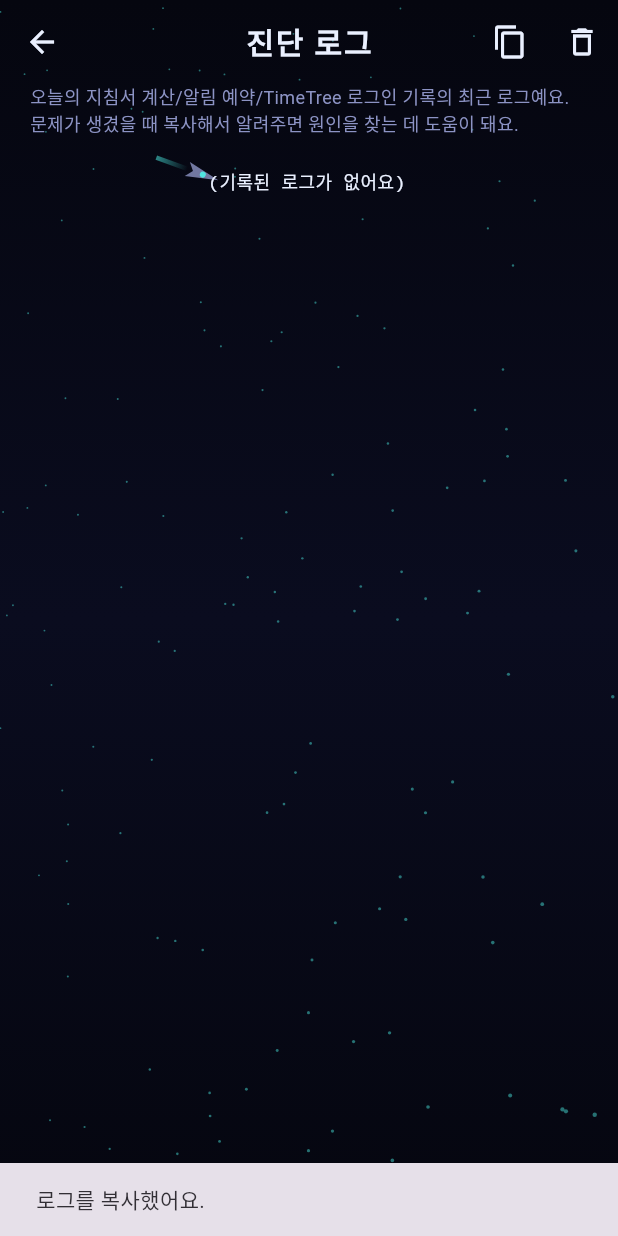
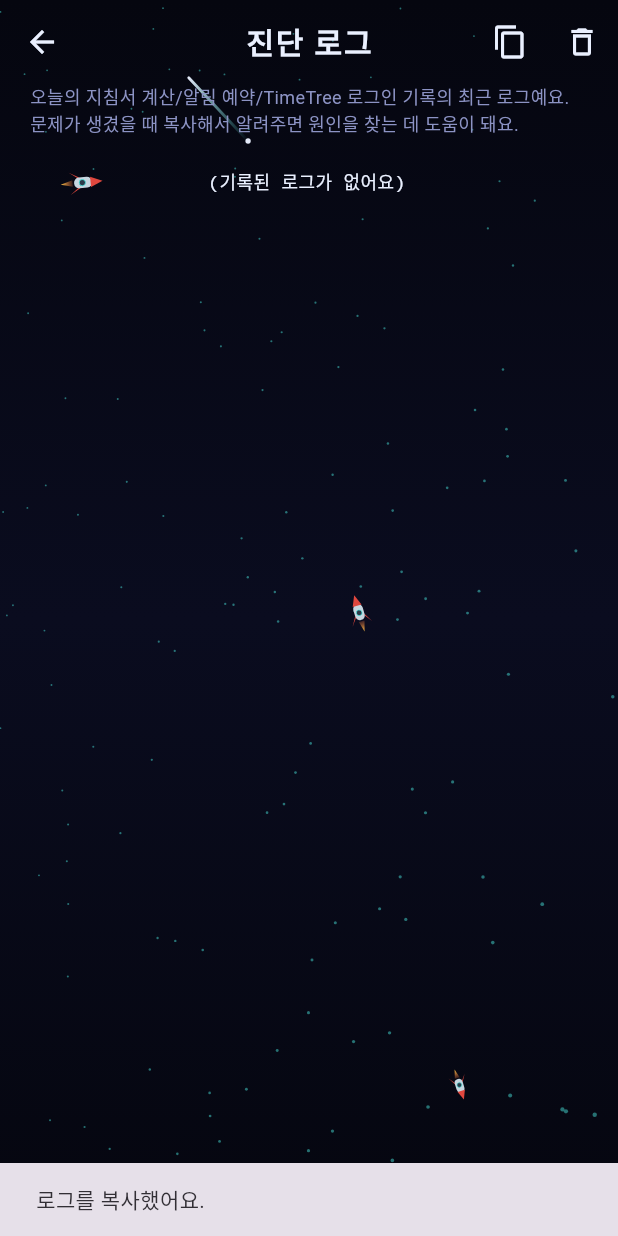
Before and after one commit to wnsgur0091-spec/MyClaude, a Flutter app: the DiagnosticLogScreen screen opened directly, after a tap on the "content copy" icon, on a phone screen of 412 x 824 dp. Run offline on Flutter 3.47's test engine with Material 3 defaults, Android fonts, the phone set to English and light mode, and no system bars; our stand-ins replace device_info_plus, flutter_local_notifications, flutter_secure_storage, geocoding, geolocator, shared_preferences and 2 more; accounts and stored records are empty; Roboto replaces fonts that are missing (Jua).

Commit message:
fix: 간헐적 GPS 위치 획득 실패 개선 + 유성/우주선 배경 효과 개선
- 진단 로그로 확인해보니 새 위치 측위가 절반 정도는 3초 내 성공하지만
  나머지 절반은 8초 타임아웃까지 채우고 기본 출발지(집/회사)로 잘못
  폴백하는 패턴을 확인함(직전 세션에서 속도 최적화로 타임아웃을
  10초->7초로 줄인 부작용으로 추정). 안드로이드가 캐시해둔 마지막 위치가
  10분 이내면 새 측위를 기다리지 않고 바로 쓰도록 하고, 새 측위가
  실패해도 오래된 캐시 위치가 있으면 기본 출발지보다 그걸 우선하도록
  개선. 각 단계별 결과를 진단 로그에 남겨서 다음에 또 실패하면 바로
  원인 확인 가능하게 함
- 배경의 우주선을 앱 아이콘과 같은 모양(빨간 원뿔+하늘색 몸통+창+
  지느러미+불꽃)으로 다시 그리고, 유성 3개/우주선 4개를 화면 곳곳에서
  서로 다른 경로·타이밍으로 지나가도록 확장

Co-Authored-By: Claude Sonnet 5 <noreply@anthropic.com>

```diff
--- a/LetsGo2/TodayGuide/lib/services/location_service.dart
+++ b/LetsGo2/TodayGuide/lib/services/location_service.dart
@@ -2,6 +2,7 @@ import 'package:geocoding/geocoding.dart' as geocoding;
 import 'package:geolocator/geolocator.dart';
 
 import '../models/user_settings.dart';
+import 'diagnostic_log.dart';
 import 'geocode/naver_geocode_service.dart';
 
 class ResolvedLocation {
@@ -31,16 +32,33 @@ class LocationService {
     try {
       final hasPermission = await _ensurePermission();
       if (hasPermission) {
-        // 이동경로 추천은 도로/건물 단위 정확도면 충분해서, GPS 정확도를
-        // high가 아니라 medium으로 낮춰 위치 확보 속도를 높인다. 타임아웃도
-        // 10초에서 7초로 줄여 전체 지침서 계산이 GPS 대기로 오래 걸리는
-        // 상황을 줄인다(그래도 못 잡으면 기본 출발지로 폴백).
+        // 실내 등 GPS 신호가 약하면 새 측위가 타임아웃까지 걸리는 경우가
+        // 간헐적으로 있었다(로그로 확인: 절반 정도는 3초 내 성공, 나머지는
+        // 타임아웃까지 꽉 채우고 기본 출발지로 잘못 폴백함). 그래서 안드로이드가
+        // 최근에 캐시해둔 마지막 위치가 있으면(10분 이내) 새 측위를 기다리지
+        // 않고 바로 그걸 쓴다 — 대부분의 경우 몇 분 사이에 크게 이동하지
+        // 않으므로 기본 출발지(집/회사)보다 훨씬 정확하다.
+        final lastKnown = await _safeLastKnown();
+        final lastKnownTime = lastKnown?.timestamp;
+        if (lastKnown != null &&
+            lastKnownTime != null &&
+            DateTime.now().difference(lastKnownTime).inMinutes < 10) {
+          await DiagnosticLog.log('위치: 최근 캐시된 위치 사용(${DateTime.now().difference(lastKnownTime).inSeconds}초 전)');
+          return ResolvedLocation(
+            lat: lastKnown.latitude,
+            lng: lastKnown.longitude,
+            isFallback: false,
+            label: '현재 위치',
+          );
+        }
+
         final position = await Geolocator.getCurrentPosition(
           locationSettings: const LocationSettings(
             accuracy: LocationAccuracy.medium,
-            timeLimit: Duration(seconds: 7),
+            timeLimit: Duration(seconds: 8),
           ),
         );
+        await DiagnosticLog.log('위치: 새 측위 성공');
         return ResolvedLocation(
           lat: position.latitude,
           lng: position.longitude,
@@ -48,10 +66,28 @@ class LocationService {
           label: '현재 위치',
         );
       }
+    } catch (e) {
+      await DiagnosticLog.log('위치: 새 측위 실패 - $e');
+      // 새 측위 자체가 실패해도 아래에서 마지막으로 알려진 위치를 먼저 시도한다.
+    }
+
+    // 새 측위가 실패하거나 타임아웃됐어도, 오래된 마지막 위치라도 있으면
+    // 집/회사 기본 출발지보다는 대체로 더 정확하다.
+    final stale = await _safeLastKnown();
+    if (stale != null) {
+      await DiagnosticLog.log('위치: 오래된 캐시 위치로 폴백');
+      return ResolvedLocation(lat: stale.latitude, lng: stale.longitude, isFallback: true, label: '최근 위치(오래됐을 수 있음)');
+    }
+    await DiagnosticLog.log('위치: 캐시도 없어서 기본 출발지로 폴백');
+    return _fallbackLocation(settings);
+  }
+
+  Future<Position?> _safeLastKnown() async {
+    try {
+      return await Geolocator.getLastKnownPosition();
     } catch (_) {
-      // GPS 실패 시 아래 폴백으로 진행한다.
+      return null;
     }
-    return _fallbackLocation(settings);
   }
 
   Future<bool> _ensurePermission() async {
--- a/LetsGo2/TodayGuide/lib/widgets/starfield_background.dart
+++ b/LetsGo2/TodayGuide/lib/widgets/starfield_background.dart
@@ -5,7 +5,7 @@ import 'package:flutter/material.dart';
 import '../theme/app_theme.dart';
 
 /// 우주 컨셉 배경: 어두운 그라디언트 위에 도트(별) 패턴을 흩뿌리고,
-/// 주기적으로 유성이 떨어지고 우주선이 지나가는 효과를 더한다.
+/// 여러 유성이 떨어지고 여러 우주선이 화면 곳곳을 지나가는 효과를 더한다.
 class StarfieldBackground extends StatefulWidget {
   const StarfieldBackground({super.key, this.child});
 
@@ -22,10 +22,10 @@ class _StarfieldBackgroundState extends State<StarfieldBackground> with TickerPr
   @override
   void initState() {
     super.initState();
-    // 유성은 5초 주기 중 앞부분(0~18%)에만 휙 지나가고 나머지는 대기한다.
-    _meteorController = AnimationController(vsync: this, duration: const Duration(seconds: 5))..repeat();
-    // 우주선은 훨씬 느리고 뜸하게(18초 주기) 지나간다.
-    _shipController = AnimationController(vsync: this, duration: const Duration(seconds: 18))..repeat();
+    // 유성은 6초 주기 안에서 여러 개가 시차를 두고 지나간다.
+    _meteorController = AnimationController(vsync: this, duration: const Duration(seconds: 6))..repeat();
+    // 우주선은 22초 주기 안에서 여러 대가 서로 다른 방향으로 지나간다.
+    _shipController = AnimationController(vsync: this, duration: const Duration(seconds: 22))..repeat();
   }
 
   @override
@@ -88,81 +88,161 @@ class _StarfieldPainter extends CustomPainter {
   bool shouldRepaint(covariant CustomPainter oldDelegate) => false;
 }
 
-/// 유성(짧고 빠르게 대각선으로 지나가는 빛줄기)과 우주선(느리게 수평으로
-/// 지나가는 작은 실루엣)을 그린다. 둘 다 한 주기 중 일부 구간에서만
-/// 보이고 나머지 구간은 화면 밖에 있는 것으로 취급한다.
+/// 유성/우주선 하나의 이동 경로. start/end는 화면 비율(0.0~1.0) 좌표이고,
+/// [phase]는 공유 컨트롤러의 한 주기 중 이 개체가 시작되는 시점(0.0~1.0)이다.
+class _FlightPath {
+  const _FlightPath({required this.start, required this.end, required this.phase, this.scale = 1.0});
+  final Offset start;
+  final Offset end;
+  final double phase;
+  final double scale;
+}
+
+/// 여러 유성(짧고 빠르게 대각선으로 지나가는 빛줄기)과 여러 우주선(앱
+/// 아이콘과 같은 모양, 화면 곳곳을 서로 다른 방향으로 지나감)을 그린다.
+/// 각 개체는 공유 컨트롤러의 한 주기 중 [phase]에서 시작해서 자기 몫의
+/// 구간에서만 보이고 나머지 구간은 화면 밖에 있는 것으로 취급한다.
 class _SkyEffectsPainter extends CustomPainter {
   const _SkyEffectsPainter({required this.meteorProgress, required this.shipProgress});
 
   final double meteorProgress;
   final double shipProgress;
 
-  // 유성은 주기의 앞 18%만 날아가고 나머지는 쉰다.
-  static const _meteorActiveFraction = 0.18;
-  // 우주선은 주기의 절반 정도만 화면을 가로지른다.
-  static const _shipActiveFraction = 0.5;
+  // 유성은 자기 구간의 앞 35%만 날아가고 나머지는 쉰다.
+  static const _meteorActiveFraction = 0.35;
+  static const _meteors = [
+    _FlightPath(start: Offset(0.88, -0.02), end: Offset(0.2, 0.42), phase: 0.0),
+    _FlightPath(start: Offset(0.15, -0.02), end: Offset(0.75, 0.3), phase: 0.38, scale: 0.85),
+    _FlightPath(start: Offset(0.6, -0.02), end: Offset(0.05, 0.5), phase: 0.68, scale: 1.15),
+  ];
+
+  // 우주선은 자기 구간의 70%를 들여 화면을 가로지른다.
+  static const _shipActiveFraction = 0.7;
+  static const _ships = [
+    _FlightPath(start: Offset(-0.12, 0.16), end: Offset(1.12, 0.1), phase: 0.0),
+    _FlightPath(start: Offset(1.12, 0.62), end: Offset(-0.12, 0.7), phase: 0.3, scale: 0.85),
+    _FlightPath(start: Offset(0.15, -0.08), end: Offset(0.85, 1.05), phase: 0.55, scale: 0.75),
+    _FlightPath(start: Offset(0.9, 1.05), end: Offset(0.25, -0.08), phase: 0.8, scale: 0.9),
+  ];
 
   @override
   void paint(Canvas canvas, Size size) {
-    _paintMeteor(canvas, size);
-    _paintShip(canvas, size);
+    for (final meteor in _meteors) {
+      _paintMeteor(canvas, size, meteor);
+    }
+    for (final ship in _ships) {
+      _paintShip(canvas, size, ship);
+    }
   }
 
-  void _paintMeteor(Canvas canvas, Size size) {
-    if (meteorProgress > _meteorActiveFraction) return;
-    final t = meteorProgress / _meteorActiveFraction; // 0.0 ~ 1.0
+  double _localT(double controllerValue, double phase, double activeFraction) {
+    final elapsed = (controllerValue - phase) % 1.0;
+    if (elapsed > activeFraction) return -1;
+    return elapsed / activeFraction;
+  }
 
-    final start = Offset(size.width * 0.85, size.height * -0.02);
-    final end = Offset(size.width * 0.15, size.height * 0.4);
+  void _paintMeteor(Canvas canvas, Size size, _FlightPath path) {
+    final t = _localT(meteorProgress, path.phase, _meteorActiveFraction);
+    if (t < 0) return;
+
+    final start = Offset(path.start.dx * size.width, path.start.dy * size.height);
+    final end = Offset(path.end.dx * size.width, path.end.dy * size.height);
     final head = Offset.lerp(start, end, t)!;
-    final tailLength = 0.16;
+    const tailLength = 0.16;
     final tailT = (t - tailLength).clamp(0.0, 1.0);
     final tail = Offset.lerp(start, end, tailT)!;
 
-    final opacity = (sin(t * pi)).clamp(0.0, 1.0); // 나타났다 사라지는 느낌
+    final opacity = sin(t * pi).clamp(0.0, 1.0);
     final gradient = Paint()
       ..shader = LinearGradient(
         colors: [AppColors.textPrimary.withOpacity(opacity), AppColors.neonCyan.withOpacity(0)],
       ).createShader(Rect.fromPoints(head, tail))
-      ..strokeWidth = 2.4
+      ..strokeWidth = 2.2 * path.scale
       ..strokeCap = StrokeCap.round;
     canvas.drawLine(head, tail, gradient);
-
-    canvas.drawCircle(head, 2.2, Paint()..color = AppColors.textPrimary.withOpacity(opacity));
+    canvas.drawCircle(head, 2.1 * path.scale, Paint()..color = AppColors.textPrimary.withOpacity(opacity));
   }
 
-  void _paintShip(Canvas canvas, Size size) {
-    if (shipProgress > _shipActiveFraction) return;
-    final t = shipProgress / _shipActiveFraction; // 0.0 ~ 1.0
+  void _paintShip(Canvas canvas, Size size, _FlightPath path) {
+    final t = _localT(shipProgress, path.phase, _shipActiveFraction);
+    if (t < 0) return;
 
-    final dx = lerpDouble(-0.1, 1.1, t) * size.width;
-    final dy = size.height * 0.14;
-    final opacity = sin(t * pi).clamp(0.0, 1.0);
+    final start = Offset(path.start.dx * size.width, path.start.dy * size.height);
+    final end = Offset(path.end.dx * size.width, path.end.dy * size.height);
+    final pos = Offset.lerp(start, end, t)!;
+    final angle = atan2(end.dy - start.dy, end.dx - start.dx);
+    // 등장/퇴장 구간에서 서서히 나타나고 사라지게 한다.
+    final opacity = (t < 0.12 ? t / 0.12 : (t > 0.88 ? (1 - t) / 0.12 : 1.0)).clamp(0.0, 1.0);
 
     canvas.save();
-    canvas.translate(dx, dy);
-    canvas.rotate(0.35);
-
-    final bodyPaint = Paint()..color = AppColors.textSecondary.withOpacity(opacity * 0.9);
-    final path = Path()
-      ..moveTo(14, 0)
-      ..lineTo(-8, -5)
-      ..lineTo(-4, 0)
-      ..lineTo(-8, 5)
-      ..close();
-    canvas.drawPath(path, bodyPaint);
-    canvas.drawCircle(const Offset(3, 0), 2, Paint()..color = AppColors.neonCyan.withOpacity(opacity));
-
-    final trailPaint = Paint()
-      ..shader = LinearGradient(
-        colors: [AppColors.neonCyan.withOpacity(opacity * 0.6), AppColors.neonCyan.withOpacity(0)],
-      ).createShader(const Rect.fromLTWH(-30, -1.5, 22, 3));
-    canvas.drawRect(const Rect.fromLTWH(-30, -1.5, 22, 3), trailPaint);
-
+    canvas.translate(pos.dx, pos.dy);
+    canvas.rotate(angle);
+    canvas.scale(path.scale);
+    _drawRocket(canvas, opacity);
     canvas.restore();
   }
 
-  double lerpDouble(double a, double b, double t) => a + (b - a) * t;
+  /// 앱 아이콘과 같은 모양의 로켓(로컬 좌표 +x가 기수 방향)을 그린다.
+  void _drawRocket(Canvas canvas, double opacity) {
+    // 불꽃(꼬리, -x 방향)
+    final flamePath = Path()
+      ..moveTo(-7, -2.2)
+      ..lineTo(-15, 0)
+      ..lineTo(-7, 2.2)
+      ..close();
+    canvas.drawPath(
+      flamePath,
+      Paint()
+        ..shader = LinearGradient(colors: [
+          const Color(0xFFFFC94A).withOpacity(opacity),
+          const Color(0xFFFF7A3D).withOpacity(opacity * 0.2),
+        ]).createShader(const Rect.fromLTWH(-15, -2.2, 8, 4.4)),
+    );
+
+    // 뒷쪽 지느러미(위/아래)
+    final finPaint = Paint()..color = const Color(0xFFE0473E).withOpacity(opacity);
+    canvas.drawPath(
+      Path()
+        ..moveTo(-2, -3.4)
+        ..lineTo(-9, -7.5)
+        ..lineTo(-3.5, -3.4)
+        ..close(),
+      finPaint,
+    );
+    canvas.drawPath(
+      Path()
+        ..moveTo(-2, 3.4)
+        ..lineTo(-9, 7.5)
+        ..lineTo(-3.5, 3.4)
+        ..close(),
+      finPaint,
+    );
+
+    // 몸통(연한 하늘색 캡슐)
+    final bodyRect = RRect.fromRectAndRadius(const Rect.fromLTWH(-6, -3.6, 12, 7.2), const Radius.circular(3.4));
+    canvas.drawRRect(bodyRect, Paint()..color = const Color(0xFFC7D6E0).withOpacity(opacity));
+
+    // 기수(빨간 원뿔, +x 방향)
+    canvas.drawPath(
+      Path()
+        ..moveTo(5, -3.4)
+        ..lineTo(13, 0)
+        ..lineTo(5, 3.4)
+        ..close(),
+      Paint()..color = const Color(0xFFE0473E).withOpacity(opacity),
+    );
+
+    // 창(짙은 원 + 밝은 테두리)
+    canvas.drawCircle(const Offset(-0.5, 0), 2.1, Paint()..color = const Color(0xFF2B3A4A).withOpacity(opacity));
+    canvas.drawCircle(
+      const Offset(-0.5, 0),
+      2.1,
+      Paint()
+        ..color = AppColors.neonCyan.withOpacity(opacity * 0.8)
+        ..style = PaintingStyle.stroke
+        ..strokeWidth = 0.6,
+    );
+  }
 
   @override
   bool shouldRepaint(covariant _SkyEffectsPainter oldDelegate) =>
```
